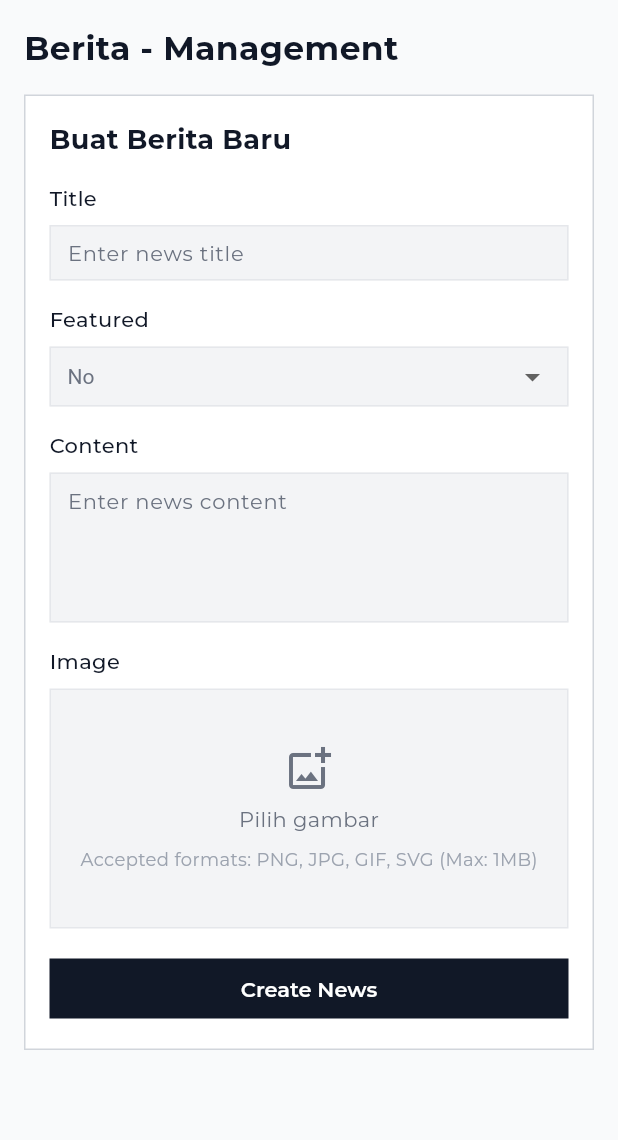
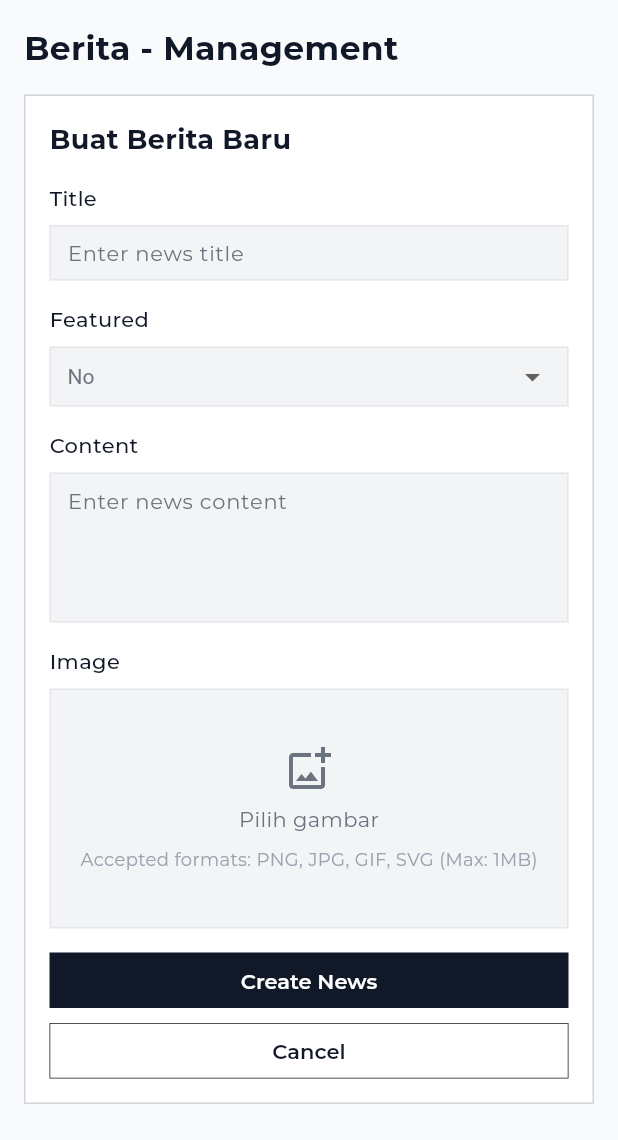
Before and after one commit to SirGhaniR/kneadtoknow_dashboard, a Flutter app: the NewsListScreen screen opened by its route, on a phone screen of 412 x 824 dp, the part 96-1236 px from its top. Run offline on Flutter 3.47's test engine with Material 3 defaults, Android fonts, the phone set to English and light mode, and no system bars; our stand-ins replace dio, fl_chart, image_picker, shared_preferences; accounts and stored records are empty; network calls fail; project files that could hold a hidden picture were left out.

Commit message:
fix: forgot to add updatedAt field plus some more ui adjustments

```diff
--- a/lib/models/news.dart
+++ b/lib/models/news.dart
@@ -5,6 +5,7 @@ class News {
   final String? image;
   final bool isFeatured;
   final DateTime createdAt;
+  final DateTime updatedAt;
 
   News({
     required this.id,
@@ -13,6 +14,7 @@ class News {
     required this.image,
     required this.isFeatured,
     required this.createdAt,
+    required this.updatedAt,
   });
 
   factory News.fromJson(Map<String, dynamic> json) => News(
@@ -22,5 +24,6 @@ class News {
     image: json['image'],
     isFeatured: json['is_featured'] == true,
     createdAt: DateTime.parse(json['created_at']),
+    updatedAt: DateTime.parse(json['updated_at']),
   );
 }
--- a/lib/widgets/news_form.dart
+++ b/lib/widgets/news_form.dart
@@ -199,6 +199,7 @@ class _NewsFormState extends State<NewsForm> {
 
           Column(
             crossAxisAlignment: CrossAxisAlignment.stretch,
+            spacing: 10,
             children: [
               SizedBox(
                 width: double.infinity,
@@ -206,8 +207,8 @@ class _NewsFormState extends State<NewsForm> {
                   onPressed: isSaving ? null : _submit,
                   child: isSaving
                       ? const SizedBox(
-                          height: 18,
-                          width: 18,
+                          height: 16,
+                          width: 16,
                           child: CircularProgressIndicator(
                             strokeWidth: 2,
                             color: Colors.white,
@@ -216,14 +217,17 @@ class _NewsFormState extends State<NewsForm> {
                       : Text(isEdit ? 'Update News' : 'Create News'),
                 ),
               ),
-              if (widget.onCancel != null)
-                SizedBox(
-                  width: double.infinity,
-                  child: OutlinedButton(
-                    onPressed: isSaving ? null : widget.onCancel,
-                    child: const Text('Cancel'),
-                  ),
+              SizedBox(
+                width: double.infinity,
+                child: OutlinedButton(
+                  onPressed: isSaving
+                      ? null
+                      : isEdit
+                      ? widget.onCancel
+                      : _clear,
+                  child: const Text('Cancel'),
                 ),
+              ),
             ],
           ),
         ],
@@ -244,6 +248,16 @@ class _NewsFormState extends State<NewsForm> {
     _titleCtrl = TextEditingController(text: widget.news?.title ?? '');
     _contentCtrl = TextEditingController(text: widget.news?.content ?? '');
     _isFeatured = widget.news?.isFeatured ?? false;
+  }
+
+  void _clear() {
+    _titleCtrl.clear();
+    _contentCtrl.clear();
+    setState(() {
+      _pickedImage = null;
+      _isFeatured = false;
+      _error = null;
+    });
   }
 
   Widget _field({required String label, required Widget child}) {
```
Also changed, not shown: lib/config/app_theme.dart (+6 -2 lines), lib/widgets/gallery_detail_dialog.dart (+27 -10 lines), lib/widgets/gallery_form.dart (+22 -9 lines), lib/widgets/news_detail_dialog.dart (+28 -11 lines).
